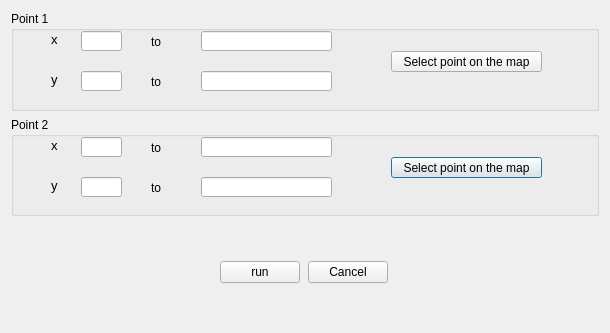
Qt form ui/ui_GeorefDialog.ui (narimanInrap/AGT) before a commit.
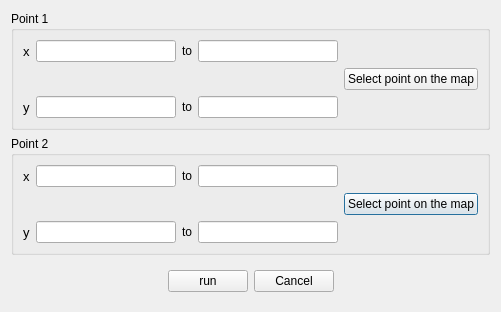
The same form after that commit.

```diff
--- a/ui/ui_GeorefDialog.ui
+++ b/ui/ui_GeorefDialog.ui
@@ -6,13 +6,22 @@
    <rect>
     <x>0</x>
     <y>0</y>
-    <width>610</width>
-    <height>333</height>
+    <width>501</width>
+    <height>299</height>
    </rect>
   </property>
+  <property name="sizePolicy">
+   <sizepolicy hsizetype="Preferred" vsizetype="Preferred">
+    <horstretch>0</horstretch>
+    <verstretch>0</verstretch>
+   </sizepolicy>
+  </property>
   <property name="windowTitle">
    <string>Georeferencing</string>
   </property>
+  <property name="sizeGripEnabled">
+   <bool>false</bool>
+  </property>
   <layout class="QGridLayout" name="gridLayout">
    <item row="2" column="0">
     <widget class="QLabel" name="gridLabel">
@@ -33,15 +42,25 @@
      <property name="title">
       <string>Point 2</string>
      </property>
+     <layout class="QGridLayout" name="gridLayout_3">
+      <item row="1" column="4">
+       <widget class="QPushButton" name="mouseclickPointMap2">
+        <property name="sizePolicy">
+         <sizepolicy hsizetype="Fixed" vsizetype="Fixed">
+          <horstretch>0</horstretch>
+          <verstretch>0</verstretch>
+         </sizepolicy>
+        </property>
+        <property name="text">
+         <string>Select point on the map</string>
+        </property>
+        <property name="checkable">
+         <bool>true</bool>
+        </property>
+       </widget>
+      </item>
+      <item row="0" column="1">
      <widget class="QLineEdit" name="x2">
-      <property name="geometry">
-       <rect>
-        <x>70</x>
-        <y>20</y>
-        <width>41</width>
-        <height>20</height>
-       </rect>
-      </property>
       <property name="locale">
        <locale language="English" country="UnitedStates"/>
       </property>
@@ -52,28 +71,16 @@
        <string/>
       </property>
      </widget>
-     <widget class="QLineEdit" name="xt2">
-      <property name="geometry">
-       <rect>
-        <x>190</x>
-        <y>20</y>
-        <width>131</width>
-        <height>20</height>
-       </rect>
-      </property>
-      <property name="locale">
-       <locale language="English" country="UnitedStates"/>
-      </property>
-     </widget>
+      </item>
+      <item row="0" column="2">
+       <widget class="QLabel" name="label_7">
+        <property name="text">
+         <string>to</string>
+        </property>
+       </widget>
+      </item>
+      <item row="0" column="0">
      <widget class="QLabel" name="label_5">
-      <property name="geometry">
-       <rect>
-        <x>40</x>
-        <y>20</y>
-        <width>21</width>
-        <height>16</height>
-       </rect>
-      </property>
       <property name="font">
        <font>
         <pointsize>10</pointsize>
@@ -83,63 +90,23 @@
        <string>x</string>
       </property>
      </widget>
-     <widget class="QLineEdit" name="y2">
-      <property name="geometry">
-       <rect>
-        <x>70</x>
-        <y>60</y>
-        <width>41</width>
-        <height>20</height>
-       </rect>
-      </property>
+      </item>
+      <item row="0" column="3">
+       <widget class="QLineEdit" name="xt2">
       <property name="locale">
        <locale language="English" country="UnitedStates"/>
       </property>
      </widget>
+      </item>
+      <item row="2" column="3">
      <widget class="QLineEdit" name="yt2">
-      <property name="geometry">
-       <rect>
-        <x>190</x>
-        <y>60</y>
-        <width>131</width>
-        <height>20</height>
-       </rect>
-      </property>
       <property name="locale">
        <locale language="English" country="UnitedStates"/>
       </property>
      </widget>
-     <widget class="QPushButton" name="mouseclickPointMap2">
-      <property name="geometry">
-       <rect>
-        <x>380</x>
-        <y>40</y>
-        <width>151</width>
-        <height>21</height>
-       </rect>
-      </property>
-      <property name="sizePolicy">
-       <sizepolicy hsizetype="Fixed" vsizetype="Fixed">
-        <horstretch>0</horstretch>
-        <verstretch>0</verstretch>
-       </sizepolicy>
-      </property>
-      <property name="text">
-       <string>Select point on the map</string>
-      </property>
-      <property name="checkable">
-       <bool>true</bool>
-      </property>
-     </widget>
+      </item>
+      <item row="2" column="0">
      <widget class="QLabel" name="label_6">
-      <property name="geometry">
-       <rect>
-        <x>40</x>
-        <y>60</y>
-        <width>21</width>
-        <height>16</height>
-       </rect>
-      </property>
       <property name="font">
        <font>
         <pointsize>10</pointsize>
@@ -149,32 +116,22 @@
        <string>y</string>
       </property>
      </widget>
-     <widget class="QLabel" name="label_7">
-      <property name="geometry">
-       <rect>
-        <x>140</x>
-        <y>20</y>
-        <width>51</width>
-        <height>21</height>
-       </rect>
-      </property>
-      <property name="text">
-       <string>to</string>
-      </property>
-     </widget>
+      </item>
+      <item row="2" column="1">
+       <widget class="QLineEdit" name="y2">
+        <property name="locale">
+         <locale language="English" country="UnitedStates"/>
+        </property>
+       </widget>
+      </item>
+      <item row="2" column="2">
      <widget class="QLabel" name="label_8">
-      <property name="geometry">
-       <rect>
-        <x>140</x>
-        <y>60</y>
-        <width>51</width>
-        <height>21</height>
-       </rect>
-      </property>
       <property name="text">
        <string>to</string>
       </property>
      </widget>
+      </item>
+     </layout>
     </widget>
    </item>
    <item row="0" column="0" colspan="3">
@@ -182,15 +139,21 @@
      <property name="title">
       <string>Point 1</string>
      </property>
+     <layout class="QGridLayout" name="gridLayout_2">
+      <item row="0" column="0">
+       <widget class="QLabel" name="label">
+        <property name="font">
+         <font>
+          <pointsize>10</pointsize>
+         </font>
+        </property>
+        <property name="text">
+         <string>x</string>
+        </property>
+       </widget>
+      </item>
+      <item row="0" column="1">
      <widget class="QLineEdit" name="x1">
-      <property name="geometry">
-       <rect>
-        <x>70</x>
-        <y>20</y>
-        <width>41</width>
-        <height>20</height>
-       </rect>
-      </property>
       <property name="locale">
        <locale language="English" country="UnitedStates"/>
       </property>
@@ -201,72 +164,23 @@
        <string/>
       </property>
      </widget>
+      </item>
+      <item row="0" column="2">
+       <widget class="QLabel" name="label_3">
+        <property name="text">
+         <string>to</string>
+        </property>
+       </widget>
+      </item>
+      <item row="0" column="3">
      <widget class="QLineEdit" name="xt1">
-      <property name="geometry">
-       <rect>
-        <x>190</x>
-        <y>20</y>
-        <width>131</width>
-        <height>20</height>
-       </rect>
-      </property>
       <property name="locale">
        <locale language="English" country="UnitedStates"/>
       </property>
      </widget>
-     <widget class="QLabel" name="label">
-      <property name="geometry">
-       <rect>
-        <x>40</x>
-        <y>20</y>
-        <width>21</width>
-        <height>16</height>
-       </rect>
-      </property>
-      <property name="font">
-       <font>
-        <pointsize>10</pointsize>
-       </font>
-      </property>
-      <property name="text">
-       <string>x</string>
-      </property>
-     </widget>
-     <widget class="QLineEdit" name="y1">
-      <property name="geometry">
-       <rect>
-        <x>70</x>
-        <y>60</y>
-        <width>41</width>
-        <height>20</height>
-       </rect>
-      </property>
-      <property name="locale">
-       <locale language="English" country="UnitedStates"/>
-      </property>
-     </widget>
-     <widget class="QLineEdit" name="yt1">
-      <property name="geometry">
-       <rect>
-        <x>190</x>
-        <y>60</y>
-        <width>131</width>
-        <height>20</height>
-       </rect>
-      </property>
-      <property name="locale">
-       <locale language="English" country="UnitedStates"/>
-      </property>
-     </widget>
+      </item>
+      <item row="1" column="4">
      <widget class="QPushButton" name="mouseclickPointMap1">
-      <property name="geometry">
-       <rect>
-        <x>380</x>
-        <y>40</y>
-        <width>151</width>
-        <height>21</height>
-       </rect>
-      </property>
       <property name="sizePolicy">
        <sizepolicy hsizetype="Fixed" vsizetype="Fixed">
         <horstretch>0</horstretch>
@@ -286,15 +200,9 @@
        <bool>false</bool>
       </property>
      </widget>
+      </item>
+      <item row="2" column="0">
      <widget class="QLabel" name="label_2">
-      <property name="geometry">
-       <rect>
-        <x>40</x>
-        <y>60</y>
-        <width>21</width>
-        <height>16</height>
-       </rect>
-      </property>
       <property name="font">
        <font>
         <pointsize>10</pointsize>
@@ -304,38 +212,35 @@
        <string>y</string>
       </property>
      </widget>
-     <widget class="QLabel" name="label_3">
-      <property name="geometry">
-       <rect>
-        <x>140</x>
-        <y>20</y>
-        <width>51</width>
-        <height>21</height>
-       </rect>
-      </property>
-      <property name="text">
-       <string>to</string>
-      </property>
-     </widget>
+      </item>
+      <item row="2" column="1">
+       <widget class="QLineEdit" name="y1">
+        <property name="locale">
+         <locale language="English" country="UnitedStates"/>
+        </property>
+       </widget>
+      </item>
+      <item row="2" column="2">
      <widget class="QLabel" name="label_4">
-      <property name="geometry">
-       <rect>
-        <x>140</x>
-        <y>60</y>
-        <width>51</width>
-        <height>21</height>
-       </rect>
-      </property>
       <property name="text">
        <string>to</string>
       </property>
      </widget>
+      </item>
+      <item row="2" column="3">
+       <widget class="QLineEdit" name="yt1">
+        <property name="locale">
+         <locale language="English" country="UnitedStates"/>
+        </property>
+       </widget>
+      </item>
+     </layout>
     </widget>
    </item>
    <item row="2" column="1">
     <widget class="QWidget" name="widget" native="true">
-     <layout class="QHBoxLayout" name="horizontalLayout">
-      <item>
+     <layout class="QGridLayout" name="gridLayout_4">
+      <item row="0" column="0">
        <widget class="QPushButton" name="runButton">
         <property name="sizePolicy">
          <sizepolicy hsizetype="Fixed" vsizetype="Fixed">
@@ -348,7 +253,7 @@
         </property>
        </widget>
       </item>
-      <item>
+      <item row="0" column="1">
        <widget class="QDialogButtonBox" name="buttonBox">
         <property name="sizePolicy">
          <sizepolicy hsizetype="Fixed" vsizetype="Fixed">
```
Lines whose indentation alone changed are shown as unchanged.
